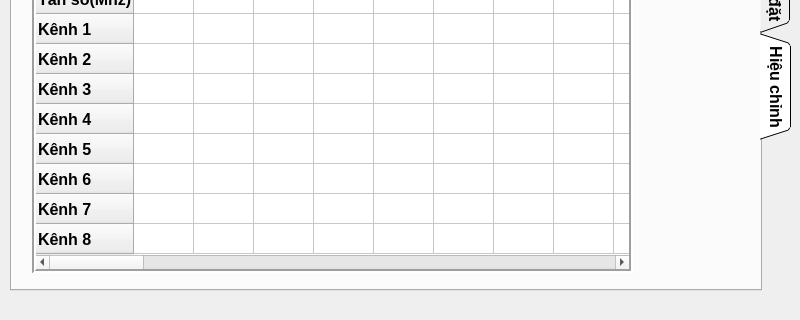
The window that mainwindow.ui (kimphg/rasPi) describes before a commit, drawn with Qt 5; both pictures show x 0 to 800 and y 160 to 480 of the 800 by 480 pixel window.
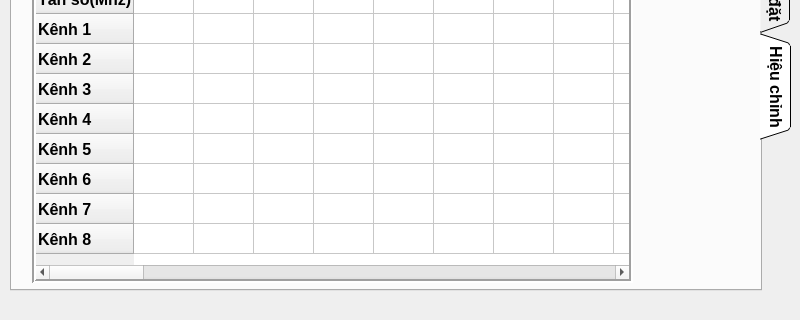
The same window after the commit. The open tabs and pages were chosen to show the change. Icons and pictures are not drawn.

What changed in the file:
```diff
--- a/mainwindow.ui
+++ b/mainwindow.ui
@@ -24,10 +24,10 @@
    <widget class="QFrame" name="frame">
     <property name="geometry">
      <rect>
-      <x>61</x>
-      <y>90</y>
-      <width>662</width>
-      <height>122</height>
+      <x>22</x>
+      <y>71</y>
+      <width>701</width>
+      <height>141</height>
      </rect>
     </property>
     <layout class="QGridLayout" name="gridLayout_10">
@@ -1401,7 +1401,7 @@
         <x>20</x>
         <y>110</y>
         <width>601</width>
-        <height>311</height>
+        <height>321</height>
        </rect>
       </property>
       <property name="frameShape">
```
Left out of the diff: 2 changed lines with no effect on the pictures.
